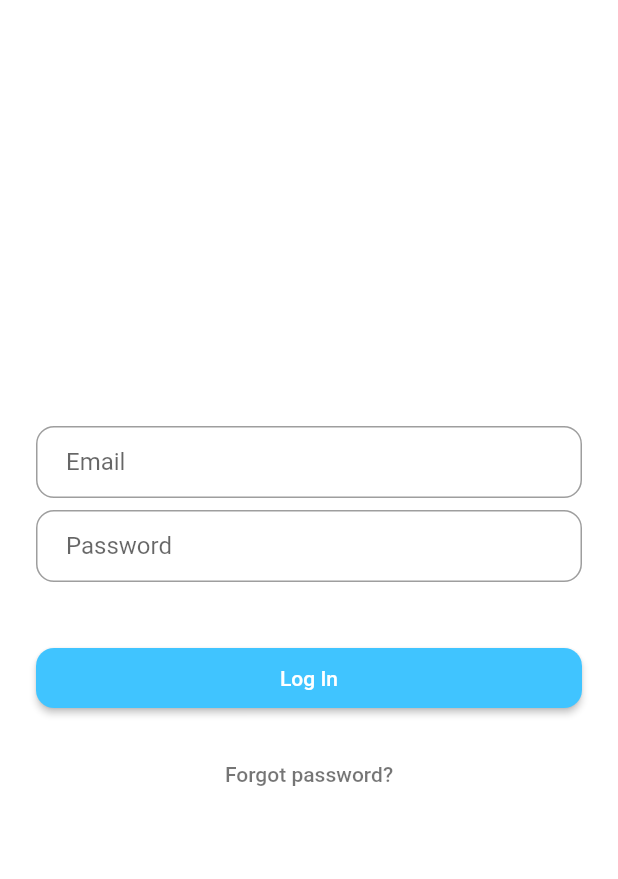
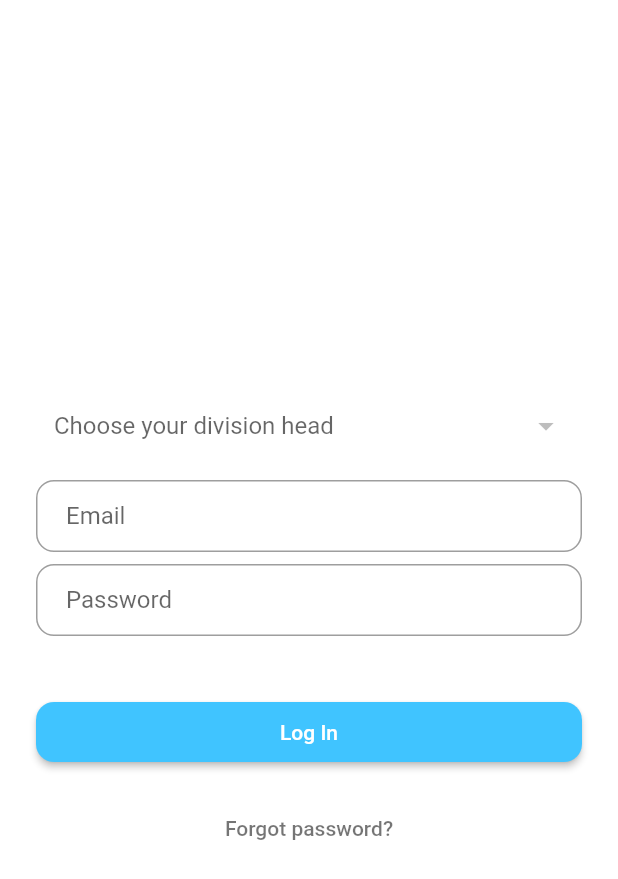
Before and after one commit to axactstudios/ledgerapp, a Flutter app: the HomePage screen opened by its route, after a tap on "Dealer", on a phone screen of 412 x 824 dp. Shown: the top 879 px of the screen. Run offline on Flutter 3.47's test engine with Material 2 defaults, Android fonts, the phone set to English and light mode, and no system bars; our stand-ins replace firebase_database; accounts and stored records are empty; Roboto replaces fonts that are missing (Nunito); statements that could not run were skipped.

Commit message:
login add

```diff
--- /dev/null
+++ b/lib/Screens/dealerlogin.dart
@@ -0,0 +1,163 @@
+import 'package:firebase_database/firebase_database.dart';
+import 'package:flutter/material.dart';
+import 'package:ledgerapp/Screens/DealerScreen.dart';
+class ListItem{
+  int value;
+  String name;
+  ListItem(this.value,this.name);
+}
+class DealerLogin extends StatefulWidget {
+  static String tag = 'dealerlogin-page';
+  @override
+  _DealerLoginState createState() => _DealerLoginState();
+}
+
+class _DealerLoginState extends State<DealerLogin> {
+  TextEditingController emailC = new TextEditingController(text: '');
+  TextEditingController pw = new TextEditingController(text: '');
+  List<ListItem>_dropdownItems=[
+    ListItem(1,"Division Head 1"),
+    ListItem(2,"Division Head 2"),
+    ListItem(3,"Division Head 3"),
+  ];
+  List<DropdownMenuItem<ListItem>>_dropdownMenuItems;
+  ListItem _selectedItem;
+  void initState(){
+    super.initState();
+    _dropdownMenuItems=buildDropDownMenuItems(_dropdownItems);
+
+  }
+  List<DropdownMenuItem<ListItem>>buildDropDownMenuItems(List listItems){
+    List<DropdownMenuItem<ListItem>>items=List();
+    for(ListItem listItem in listItems){
+      items.add(DropdownMenuItem(child:Text(listItem.name),
+      value:listItem,));
+    }
+    return items;
+  }
+  @override
+  Widget build(BuildContext context) {
+    final email = TextFormField(
+      controller: emailC,
+      keyboardType: TextInputType.emailAddress,
+      autofocus: false,
+      decoration: InputDecoration(
+        hintText: 'Email',
+        contentPadding: EdgeInsets.fromLTRB(20.0, 10.0, 20.0, 10.0),
+        border: OutlineInputBorder(borderRadius: BorderRadius.circular(12.0)),
+      ),
+    );
+    final password = TextFormField(
+      controller: pw,
+      autofocus: false,
+      obscureText: true,
+      decoration: InputDecoration(
+        hintText: 'Password',
+        contentPadding: EdgeInsets.fromLTRB(20.0, 10.0, 20.0, 10.0),
+        border: OutlineInputBorder(borderRadius: BorderRadius.circular(12.0)),
+      ),
+    );
+    final loginButton = Padding(
+      padding: EdgeInsets.symmetric(vertical: 16.0),
+      child: RaisedButton(
+        shape: RoundedRectangleBorder(
+          borderRadius: BorderRadius.circular(12),
+        ),
+        onPressed: () {
+       if(_selectedItem=='Division Head 1'){
+         final db = FirebaseDatabase.instance.reference().child("Division Head 1").child("Dealers");
+         db.once().then((DataSnapshot snapshot){
+           snapshot.value.foreach((key,values)
+           {
+             print(values['Email']);
+             print(email.toString());
+             if(values["Email"] == emailC.text &&
+                 values["Password"] == pw.text){
+               Navigator.of(context).pushNamed(dealerScreen.tag);
+             }
+
+           });
+         }
+         );
+       }
+       if(_selectedItem=='Division Head 2'){
+         final db = FirebaseDatabase.instance.reference().child("Division Head 2").child("Dealers");
+         db.once().then((DataSnapshot snapshot){
+           snapshot.value.foreach((key,values)
+           {
+             print(values['Email']);
+             print(email.toString());
+             if(values["Email"] == emailC.text &&
+                 values["Password"] == pw.text){
+               Navigator.of(context).pushNamed(dealerScreen.tag);
+             }
+
+           });
+         }
+         );
+       }
+       if(_selectedItem=='Division Head 3'){
+         final db = FirebaseDatabase.instance.reference().child("Division Head 3").child("Dealers");
+         db.once().then((DataSnapshot snapshot){
+           snapshot.value.foreach((key,values)
+           {
+             print(values['Email']);
+             print(email.toString());
+             if(values["Email"] == emailC.text &&
+                 values["Password"] == pw.text){
+               Navigator.of(context).pushNamed(dealerScreen.tag);
+             }
+
+           });
+         }
+         );
+       }
+        },
+        padding: EdgeInsets.all(12),
+        color: Colors.lightBlueAccent,
+        child: Text('Log In', style: TextStyle(color: Colors.white)),
+      ),
+    );
+
+    final forgotLabel = FlatButton(
+      child: Text(
+        'Forgot password?',
+        style: TextStyle(color: Colors.black54),
+      ),
+      onPressed: () {},
+    );
+
+    return Scaffold(
+      backgroundColor: Colors.white,
+      body: Center(
+        child: ListView(
+          shrinkWrap: true,
+          padding: EdgeInsets.only(left: 24.0, right: 24.0),
+          children: <Widget>[
+           Container(padding:EdgeInsets.all(12.0),
+           child:DropdownButtonHideUnderline(
+             child: DropdownButton<ListItem>(
+               value:_selectedItem,
+               items:_dropdownMenuItems,
+               onChanged: (value){
+                 setState(() {
+                   _selectedItem=value;
+                 });
+                 },
+               isExpanded: true,
+               hint:Text('Choose your division head')
+             ),
+           )),
+            email,
+            SizedBox(height: 8.0),
+            password,
+            SizedBox(height: 24.0),
+            loginButton,
+            forgotLabel
+          ],
+        ),
+      ),
+    );
+  }
+
+}
--- a/lib/Screens/home_page.dart
+++ b/lib/Screens/home_page.dart
@@ -1,4 +1,5 @@
 import 'package:flutter/material.dart';
+import 'package:ledgerapp/Screens/dealerlogin.dart';
 
 import '../Classes/Constants.dart';
 import '../Classes/Constants.dart';
@@ -76,16 +77,20 @@ class HomePage extends StatelessWidget {
                 child: Card(
           color: Colors.white,
                 elevation:7,
-                child:Column(
+                child:Padding(
+                  padding: const EdgeInsets.all(12.0),
+                  child: Column(
                     children: <Widget>[
-                    Image.asset('assets/images/admin.png',scale:3),
+                      Image.asset('images/admin.png',scale:1),
+                      SizedBox(height:8),
                       InkWell(child: Text('Admin',style:TextStyle(color:Colors.lightBlue,
                           fontSize: 0.03*pHeight, fontFamily: 'Jost')),
                         onTap: (){
-                        Navigator.of(context).pushNamed(LoginPage.tag);
+                          Navigator.push(context,MaterialPageRoute(builder: (context)=>LoginPage('admin')));
                         },),
                     ],
 
+                  ),
                 )
 
               ),
@@ -96,15 +101,19 @@ class HomePage extends StatelessWidget {
               child: Card(
                 color: Colors.white,
                 elevation:7,
-                child:Column(
+                child:Padding(
+                  padding: const EdgeInsets.all(8.0),
+                  child: Column(
                     children: <Widget>[
-                    Image.asset('assets/images/divhead.png', scale:3),
+                      Image.asset('images/divhead.png', scale:2),
+                      SizedBox(height:8),
                       InkWell(child: Text('DivisionHead',style:TextStyle(color:Colors.lightBlue,
                           fontSize: 0.03*pHeight, fontFamily: 'Jost')),
                         onTap: (){
-                        Navigator.of(context).pushNamed(LoginPage.tag);
+                          Navigator.push(context,MaterialPageRoute(builder: (context)=>LoginPage('divisionHead')));
                         },),
                     ],
+                  ),
                 )
 
 
@@ -116,15 +125,19 @@ class HomePage extends StatelessWidget {
               child: Card(
                 color:Colors.white,
                 elevation:7,
-                child:Column(
+                child:Padding(
+                  padding: const EdgeInsets.all(20.0),
+                  child: Column(
                     children: <Widget>[
-                    Image.asset('assets/images/dealer.png',scale:3),
+                      Image.asset('images/dealer.png',scale:1),
+                      SizedBox(height:12),
                       InkWell(child: Text('Dealer',style:TextStyle(color:Colors.lightBlue,
                           fontSize: 0.03*pHeight,fontFamily: 'Jost')),
                         onTap: (){
-                        Navigator.of(context).pushNamed(LoginPage.tag);
+                          Navigator.of(context).pushNamed(DealerLogin.tag);
                         },),
                     ],
+                  ),
                 )
 
               ),
--- a/lib/main.dart
+++ b/lib/main.dart
@@ -1,21 +1,23 @@
 import 'package:flutter/material.dart';
+import 'package:ledgerapp/Screens/dealerlogin.dart';
 import 'package:ledgerapp/Screens/login.dart';
 import 'Screens/DealerScreen.dart';
-import 'Screens/DealerScreen.dart';
+
 import 'Screens/Distributor.dart';
 import 'Screens/DivisionHeadScreen.dart';
 import 'Screens/home_page.dart';
-import 'Screens/home_page.dart';
+
 
 void main() => runApp(MyApp());
 
 class MyApp extends StatelessWidget {
   final routes = <String, WidgetBuilder>{
-    LoginPage.tag: (context) => LoginPage(),
+
     HomePage.tag: (context) => HomePage(),
     divisionheadScreen.tag: (context) => divisionheadScreen(),
     distributorScreen.tag: (context) => distributorScreen(),
     dealerScreen.tag: (context) => dealerScreen(),
+    DealerLogin.tag:(context)=>DealerLogin()
   };
 
   @override
@@ -27,7 +29,7 @@ class MyApp extends StatelessWidget {
         primarySwatch: Colors.lightBlue,
         fontFamily: 'Nunito',
       ),
-      home: dealerScreen(),
+      home: HomePage(),
       routes: routes,
     );
   }
```
Also changed, not shown: lib/Screens/login.dart (+23 -15 lines). Lines whose indentation alone changed are shown as unchanged.
